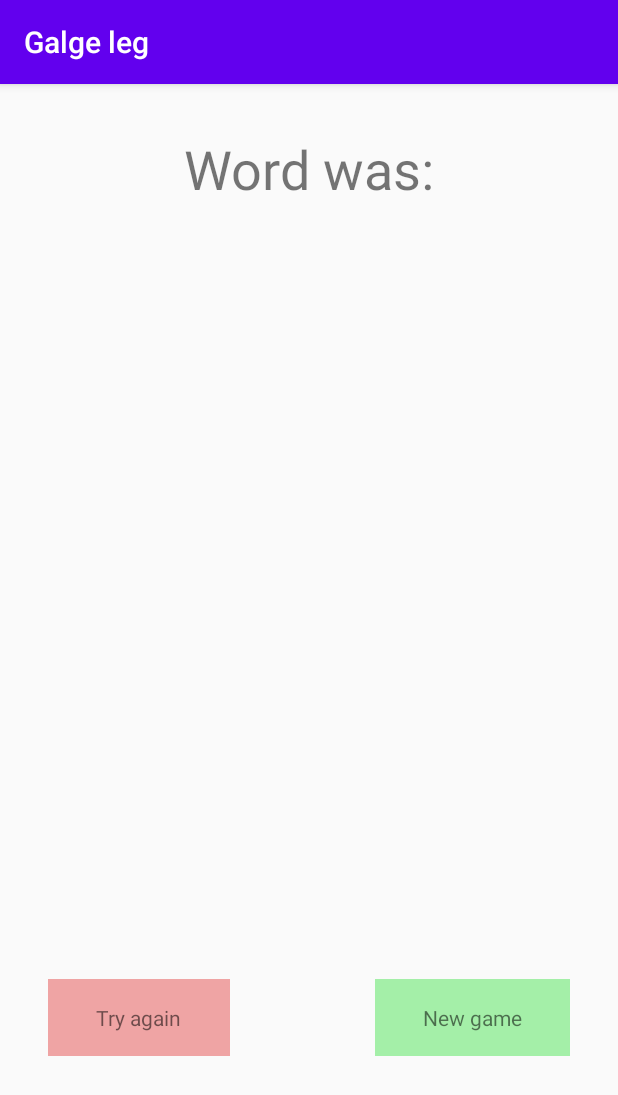
After one commit to ChristianFrost98/Galgeleg, an Android app: the LoseActivity screen opened directly, with no data from a screen before it, on a phone screen of 412 x 824 dp. The commit adds this screen. Shown: the top 1095 px of the screen. Run offline under Robolectric (Android 15) with nearby library versions, the phone set to English and light mode, and no system bars.

Commit message:
Win + Lose activity implementeret. Der benytter preference manager til at gemme highscore fra tidligere forsøg

```diff
--- /dev/null
+++ b/app/src/main/java/com/example/myapplication/LoseActivity.java
@@ -0,0 +1,27 @@
+package com.example.myapplication;
+
+import androidx.appcompat.app.AppCompatActivity;
+
+import android.os.Bundle;
+import android.widget.TextView;
+
+public class LoseActivity extends AppCompatActivity {
+
+    @Override
+    protected void onCreate(Bundle savedInstanceState) {
+        super.onCreate(savedInstanceState);
+        setContentView(R.layout.activity_lose);
+
+
+        // Set word
+        String word = getIntent().getStringExtra("EXTRA_WORD");
+        TextView textView = findViewById(R.id.loseWord);
+        textView.setText(word);
+
+
+
+    }
+
+
+
+}
--- a/app/src/main/res/layout/new_game_buttons.xml
+++ b/app/src/main/res/layout/activity_lose.xml
@@ -1,10 +1,10 @@
 <?xml version="1.0" encoding="utf-8"?>
-<androidx.constraintlayout.widget.ConstraintLayout
-    xmlns:android="http://schemas.android.com/apk/res/android"
+<androidx.constraintlayout.widget.ConstraintLayout xmlns:android="http://schemas.android.com/apk/res/android"
     xmlns:app="http://schemas.android.com/apk/res-auto"
     xmlns:tools="http://schemas.android.com/tools"
     android:layout_width="match_parent"
-    android:layout_height="match_parent">
+    android:layout_height="match_parent"
+    tools:context=".LoseActivity">
 
     <View
         android:id="@+id/new_game_view"
@@ -51,4 +51,27 @@
         app:layout_constraintEnd_toEndOf="parent"
         app:layout_constraintTop_toTopOf="@+id/new_game_view" />
 
+    <TextView
+        android:id="@+id/textView"
+        android:layout_width="wrap_content"
+        android:layout_height="wrap_content"
+        android:layout_marginTop="32dp"
+        android:text="@string/word_was"
+        android:textSize="36sp"
+        app:layout_constraintEnd_toEndOf="parent"
+        app:layout_constraintStart_toStartOf="parent"
+        app:layout_constraintTop_toTopOf="parent" />
+
+    <TextView
+        android:id="@+id/loseWord"
+        android:layout_width="wrap_content"
+        android:layout_height="wrap_content"
+        android:layout_marginTop="32dp"
+        android:text="@string/textview"
+        android:textSize="30sp"
+        app:layout_constraintBottom_toTopOf="@+id/new_game_view"
+        app:layout_constraintEnd_toEndOf="parent"
+        app:layout_constraintStart_toStartOf="parent"
+        app:layout_constraintTop_toBottomOf="@+id/textView" />
+
 </androidx.constraintlayout.widget.ConstraintLayout>
--- a/app/src/main/res/values/strings.xml
+++ b/app/src/main/res/values/strings.xml
@@ -27,4 +27,12 @@
     <string name="a">A</string>
     <string name="new_game">New game</string>
     <string name="try_again">Try again</string>
+    <string name="exit">exit</string>
+    <string name="textview">TextView</string>
+    <string name="word_was">Word was:</string>
+    <string name="score">Score</string>
+    <string name="you_have_won">You have won</string>
+    <string name="you_geussed">You Geussed:</string>
+    <string name="highscore">Highscore</string>
+    <string name="next_level">Next Level</string>
 </resources>
```
Also changed, not shown: app/src/main/AndroidManifest.xml (+6 -4 lines), app/src/main/java/com/example/myapplication/MainActivity.java (+36 -17 lines), app/src/main/java/com/example/myapplication/WinActivity.java (added, +101 -0 lines), app/src/main/java/com/example/myapplication/newGameFragment.java (deleted, +0 -21 lines), app/src/main/res/layout/activity_win.xml (added, +137 -0 lines), app/src/main/res/layout/high_score_list_item.xml (added, +20 -0 lines).
